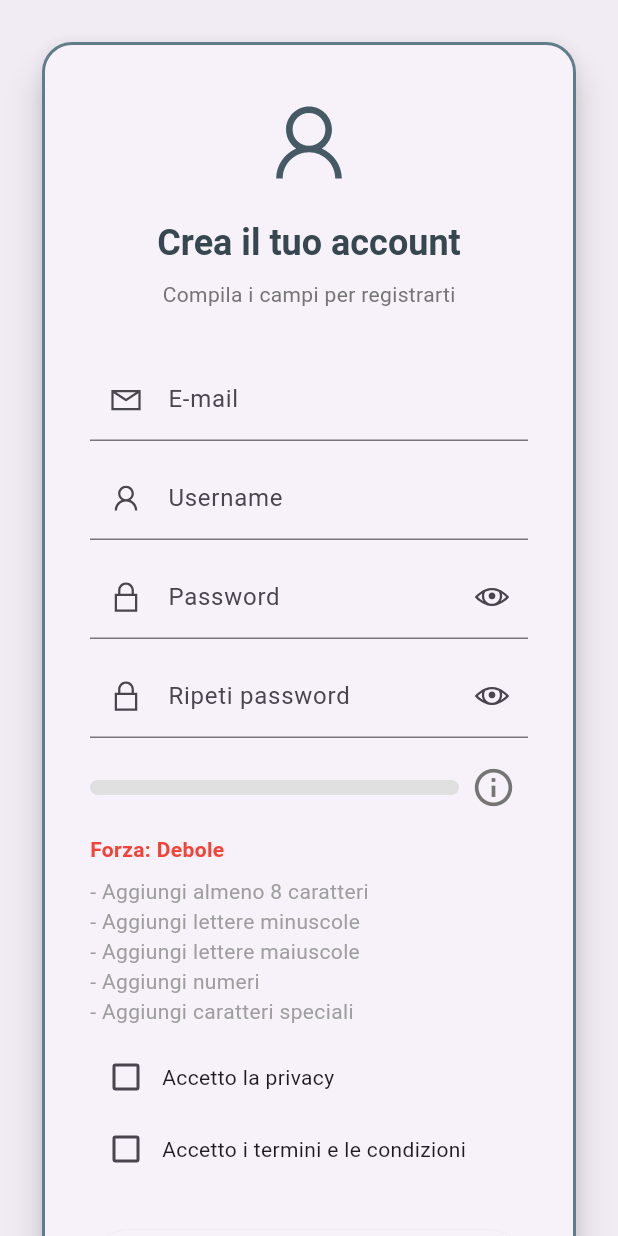
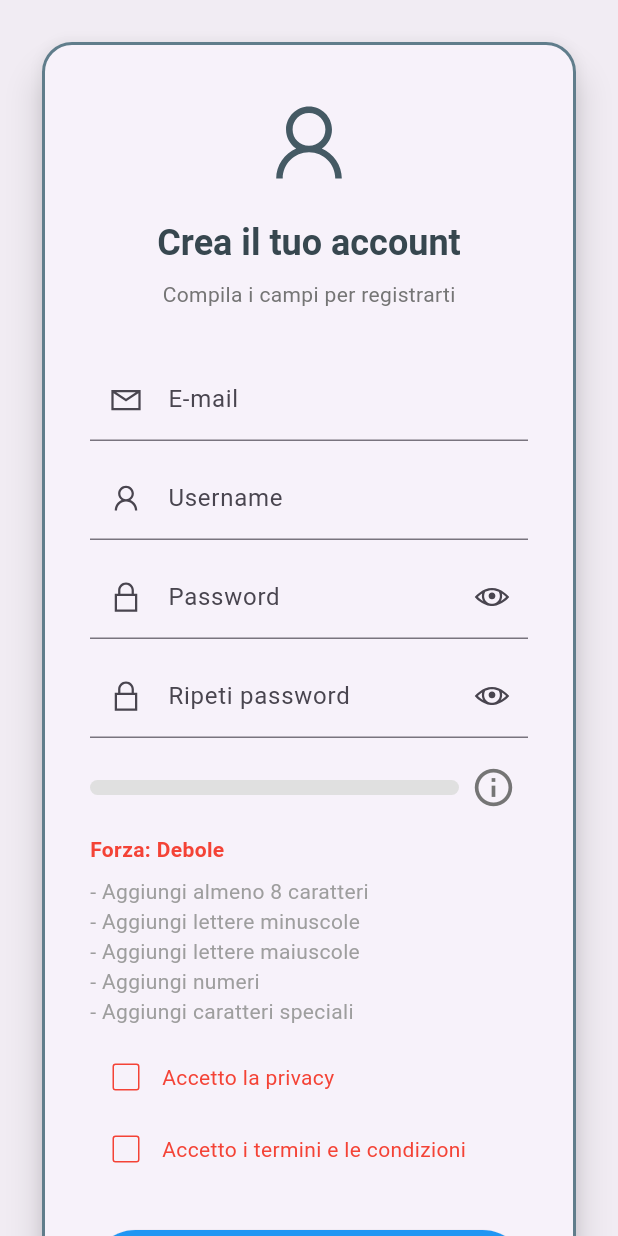
Before and after one commit to daniele992/project_dog_zizzi, a Flutter app: the screen it shows after launch, on a phone screen of 412 x 824 dp. Run offline on Flutter 3.47's test engine with Material 3 defaults, Android fonts, the phone set to English and light mode, and no system bars; our stand-ins replace animated_splash_screen, connectivity_plus, flutter_riverpod, line_awesome_flutter, lottie; missing offline and left inert: bad_words.

Commit message:
Modifiche UI alla SignUp View

```diff
--- a/lib/ui/views/authentication/signUp_view.dart
+++ b/lib/ui/views/authentication/signUp_view.dart
@@ -1,6 +1,8 @@
 import 'package:flutter/material.dart';
 import 'package:flutter_riverpod/flutter_riverpod.dart';
 import 'package:line_awesome_flutter/line_awesome_flutter.dart';
+import 'package:project_dog_zizzi/core/providers/authRepository/auth_providers.dart';
+import 'package:project_dog_zizzi/data/models/user_registration_model.dart';
 import '../../../core/constants/sizes.dart';
 import '../../../core/constants/text_strings.dart';
 import '../../../core/utils/responsive_helper.dart';
@@ -190,6 +192,11 @@ class _SignUpPageState extends ConsumerState<SignUpPage> {
                             Row(
                               children: [
                                 Checkbox(
+                                  checkColor: Colors.green,
+                                  activeColor: Colors.white,
+                                  side: BorderSide(
+                                    color: privacyAccepted ? Colors.green : Colors.red
+                                  ),
                                   value: privacyAccepted,
                                   onChanged: (value) {
                                     setState(() {
@@ -197,8 +204,14 @@ class _SignUpPageState extends ConsumerState<SignUpPage> {
                                     });
                                   },
                                 ),
-                                const Expanded(
-                                  child: Text(tAcceptPrivacy),
+                                Expanded(
+                                  child: Text(
+                                      tAcceptPrivacy,
+                                      style: TextStyle(color: privacyAccepted
+                                          ? Colors.green
+                                          : Colors.red
+                                      ),
+                                  ),
                                 )
                               ],
                             ),
@@ -207,6 +220,11 @@ class _SignUpPageState extends ConsumerState<SignUpPage> {
                             Row(
                               children: [
                                 Checkbox(
+                                  activeColor: Colors.white,
+                                  checkColor: Colors.green,
+                                  side: BorderSide(
+                                    color: conditionsAccepted ? Colors.green : Colors.red
+                                  ),
                                   value: conditionsAccepted,
                                   onChanged: (value) {
                                     setState(() {
@@ -214,8 +232,14 @@ class _SignUpPageState extends ConsumerState<SignUpPage> {
                                     });
                                   },
                                 ),
-                                const Expanded(
-                                  child: Text(tAcceptConditions),
+                                Expanded(
+                                  child: Text(
+                                      tAcceptConditions,
+                                      style: TextStyle(color: conditionsAccepted
+                                          ? Colors.green
+                                          : Colors.red
+                                      ),
+                                  ),
                                 )
                               ],
                             ),
@@ -227,13 +251,26 @@ class _SignUpPageState extends ConsumerState<SignUpPage> {
                               child: ElevatedButton(
                                 onPressed: () {
                                   if(formKey.currentState!.validate()){
-                                    print("Tutti i campi validi");
+
+                                    final user = UserRegistrationModel(
+                                      email: emailController.text,
+                                      username: usernameController.text,
+                                      password: passwordController.text,
+                                      privacyPolicy: privacyAccepted,
+                                      conditions: conditionsAccepted,
+                                      admin: false,
+                                    );
+                                    ref.read(signUpViewModelProvider.notifier).register(user);
                                   }
                                 },
                                 style: ElevatedButton.styleFrom(
                                   padding: const EdgeInsets.symmetric(vertical: 16),
+                                  backgroundColor: Colors.blue,
                                 ),
-                                child: const Text(tSignUp),
+                                child: const Text(
+                                    tSignUp,
+                                    style: TextStyle(color: Colors.white, fontSize: 20),
+                                ),
                               ),
                             ),
                           ],
```
